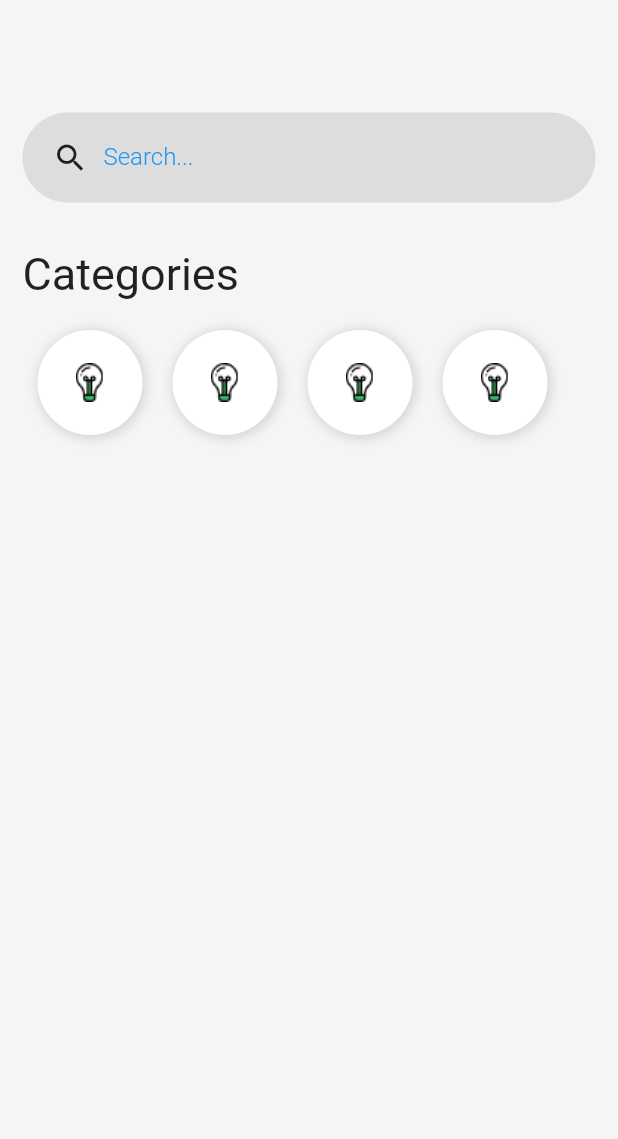
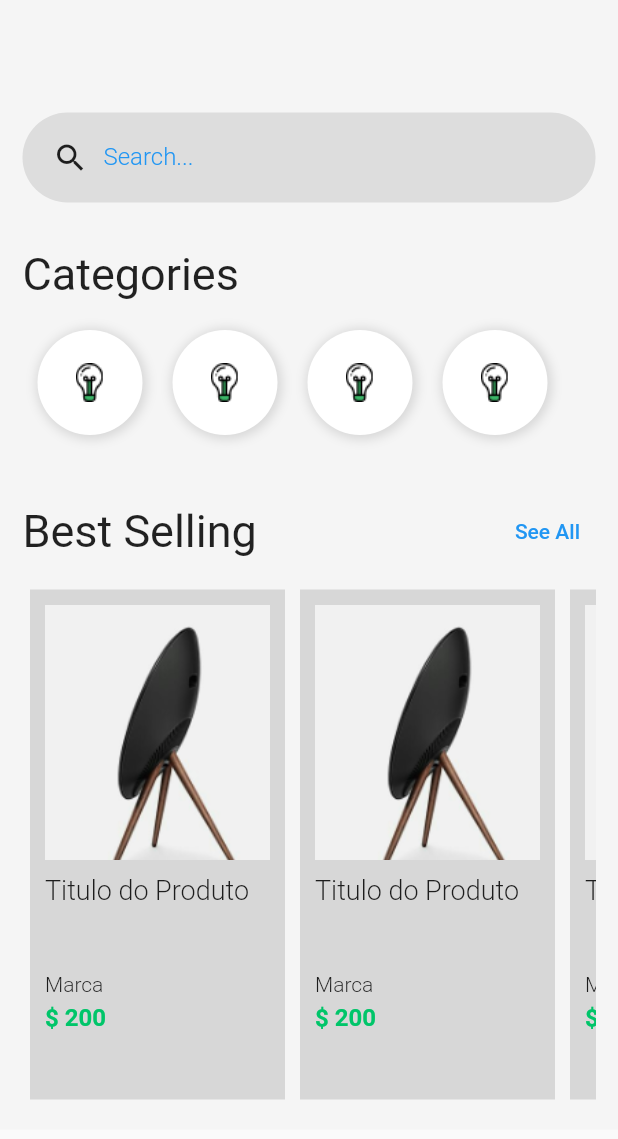
Before and after one commit to thiago-miranda/Flutter-Layout, a Flutter app: the screen it shows after launch, after a tap on "Sign In", on a phone screen of 412 x 824 dp. Shown: the top 1139 px of the screen. Run offline on Flutter 3.47's test engine with Material 2 defaults, Android fonts, the phone set to English and light mode, and no system bars.

Commit message:
detalhes do produto

```diff
--- a/lib/pages/home.page.dart
+++ b/lib/pages/home.page.dart
@@ -1,4 +1,5 @@
 import 'package:flutter/material.dart';
+import 'package:flutter_layout/pages/product.page.dart';
 
 class HomePage extends StatelessWidget {
   const HomePage({Key? key}) : super(key: key);
@@ -6,7 +7,8 @@ class HomePage extends StatelessWidget {
   @override
   Widget build(BuildContext context) {
     return Scaffold(
-      body: Container(
+      body: SingleChildScrollView(
+        child: Container(
           padding: const EdgeInsets.all(15.0),
           color: const Color(0xFFF5F5F5),
           child: Column(
@@ -20,11 +22,33 @@ class HomePage extends StatelessWidget {
                 style: TextStyle(fontSize: 30),
               ),
               const SizedBox(height: 10),
-            Container(
+              SizedBox(
                 height: 90,
                 child: categoryList(),
               ),
+              const SizedBox(height: 30),
+              Row(
+                mainAxisAlignment: MainAxisAlignment.spaceBetween,
+                children: [
+                  const Text(
+                    "Best Selling",
+                    style: TextStyle(fontSize: 30),
+                  ),
+                  TextButton(
+                    onPressed: () {},
+                    child: const Text("See All"),
+                  ),
                 ],
+              ),
+              const SizedBox(
+                height: 10,
+              ),
+              SizedBox(
+                height: 350,
+                child: productList(context),
+              ),
+            ],
+          ),
         ),
       ),
     );
@@ -108,3 +132,75 @@ Widget categoryItem() {
     child: Image.asset("assets/Icon_Devices.png"),
   );
 }
+
+Widget productList(BuildContext context) {
+  return Container(
+    child: ListView(
+      scrollDirection: Axis.horizontal,
+      children: [
+        productItem(context),
+        productItem(context),
+        productItem(context),
+        productItem(context),
+      ],
+    ),
+  );
+}
+
+Widget productItem(BuildContext context) {
+  return Container(
+    padding: const EdgeInsets.all(10),
+    margin: const EdgeInsets.all(5),
+    width: 170,
+    color: Colors.black12,
+    child: Column(
+      crossAxisAlignment: CrossAxisAlignment.start,
+      children: [
+        GestureDetector(
+          onTap: () {
+            Navigator.push(
+              context,
+              MaterialPageRoute(
+                builder: (context) => const ProductPage(),
+              ),
+            );
+          },
+          child: Image.asset(
+            "assets/product-1.png",
+            width: 170,
+            height: 170,
+            fit: BoxFit.cover,
+          ),
+        ),
+        const SizedBox(height: 10),
+        const SizedBox(
+          height: 60,
+          child: Text(
+            "Titulo do Produto",
+            style: TextStyle(
+              fontSize: 18,
+              fontWeight: FontWeight.w300,
+            ),
+          ),
+        ),
+        const SizedBox(height: 5),
+        const Text(
+          "Marca",
+          style: TextStyle(
+            fontSize: 14,
+            fontWeight: FontWeight.w300,
+          ),
+        ),
+        const SizedBox(height: 5),
+        const Text(
+          "\$ 200",
+          style: TextStyle(
+            fontSize: 16,
+            fontWeight: FontWeight.bold,
+            color: Color(0xFF00C569),
+          ),
+        ),
+      ],
+    ),
+  );
+}
```
Also changed, not shown: lib/pages/product.page.dart (added, +68 -0 lines). Lines whose indentation alone changed are shown as unchanged.
